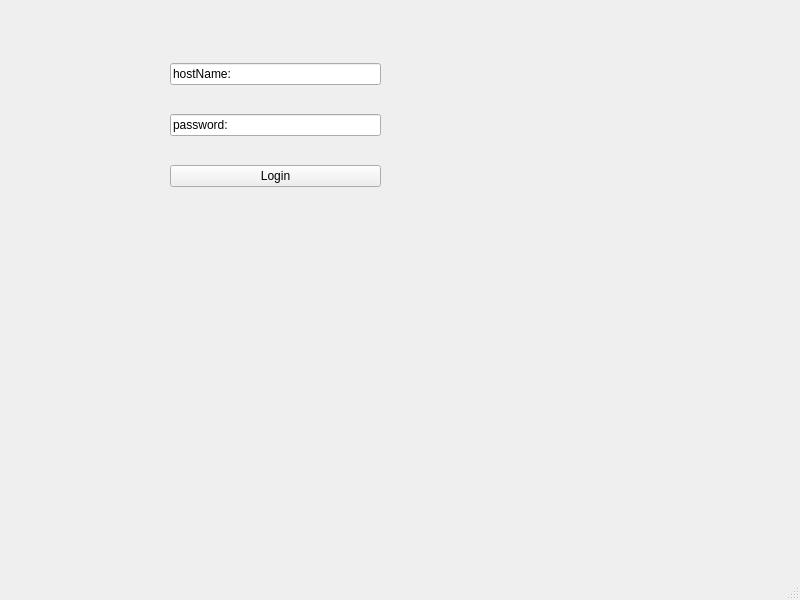
Qt form mainwindow.ui (whuLinux/p2pDownload) before a commit.
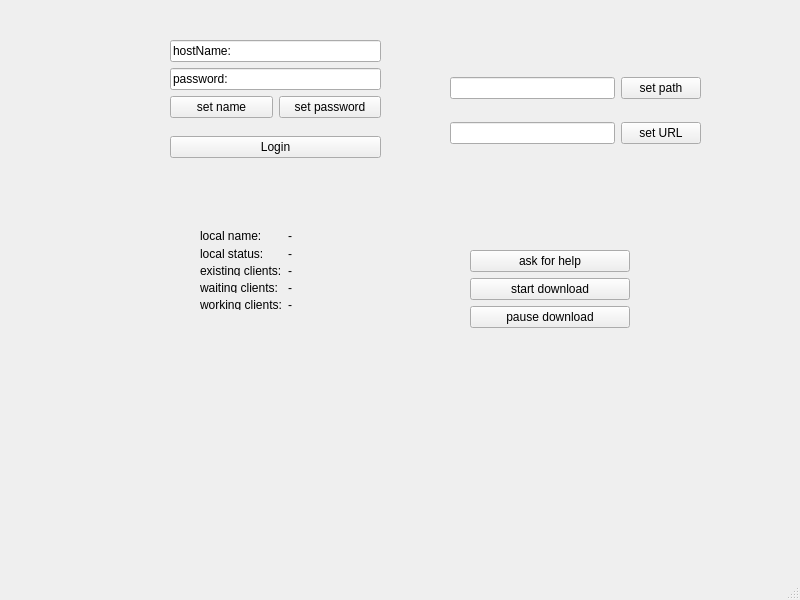
The same form after that commit.

Patch:
```diff
--- a/mainwindow.ui
+++ b/mainwindow.ui
@@ -20,28 +20,219 @@
       <x>170</x>
       <y>40</y>
       <width>211</width>
-      <height>171</height>
+      <height>131</height>
      </rect>
     </property>
     <layout class="QGridLayout" name="gridLayout">
      <item row="2" column="0">
-      <widget class="QPushButton" name="pushButton">
+      <layout class="QHBoxLayout" name="horizontalLayout">
+       <item>
+        <widget class="QPushButton" name="pushButton_name">
+         <property name="text">
+          <string>set name</string>
+         </property>
+        </widget>
+       </item>
+       <item>
+        <widget class="QPushButton" name="pushButton_pwd">
+         <property name="text">
+          <string>set password</string>
+         </property>
+        </widget>
+       </item>
+      </layout>
+     </item>
+     <item row="4" column="0">
+      <widget class="QPushButton" name="pushButton_login">
        <property name="text">
         <string>Login</string>
        </property>
       </widget>
      </item>
-     <item row="1" column="0">
-      <widget class="QLineEdit" name="lineEdit">
-       <property name="text">
-        <string>password:</string>
-       </property>
-      </widget>
-     </item>
      <item row="0" column="0">
       <widget class="QLineEdit" name="lineEdit_2">
        <property name="text">
         <string>hostName:</string>
+       </property>
+      </widget>
+     </item>
+     <item row="1" column="0">
+      <widget class="QLineEdit" name="lineEdit_pwd">
+       <property name="text">
+        <string>password:</string>
+       </property>
+      </widget>
+     </item>
+     <item row="3" column="0">
+      <spacer name="verticalSpacer">
+       <property name="orientation">
+        <enum>Qt::Vertical</enum>
+       </property>
+       <property name="sizeHint" stdset="0">
+        <size>
+         <width>20</width>
+         <height>40</height>
+        </size>
+       </property>
+      </spacer>
+     </item>
+     <item row="5" column="0">
+      <spacer name="verticalSpacer_2">
+       <property name="orientation">
+        <enum>Qt::Vertical</enum>
+       </property>
+       <property name="sizeHint" stdset="0">
+        <size>
+         <width>20</width>
+         <height>40</height>
+        </size>
+       </property>
+      </spacer>
+     </item>
+    </layout>
+   </widget>
+   <widget class="QWidget" name="gridLayoutWidget_2">
+    <property name="geometry">
+     <rect>
+      <x>450</x>
+      <y>60</y>
+      <width>251</width>
+      <height>101</height>
+     </rect>
+    </property>
+    <layout class="QGridLayout" name="gridLayout_2">
+     <item row="0" column="1">
+      <widget class="QPushButton" name="pushButton_path">
+       <property name="text">
+        <string>set path</string>
+       </property>
+      </widget>
+     </item>
+     <item row="1" column="1">
+      <widget class="QPushButton" name="pushButton_url">
+       <property name="text">
+        <string>set URL</string>
+       </property>
+      </widget>
+     </item>
+     <item row="0" column="0">
+      <widget class="QLineEdit" name="lineEdit_path"/>
+     </item>
+     <item row="1" column="0">
+      <widget class="QLineEdit" name="lineEdit_URL"/>
+     </item>
+    </layout>
+   </widget>
+   <widget class="QWidget" name="gridLayoutWidget_3">
+    <property name="geometry">
+     <rect>
+      <x>470</x>
+      <y>250</y>
+      <width>160</width>
+      <height>80</height>
+     </rect>
+    </property>
+    <layout class="QGridLayout" name="gridLayout_3">
+     <item row="0" column="0">
+      <widget class="QPushButton" name="pushButton_help">
+       <property name="text">
+        <string>ask for help</string>
+       </property>
+      </widget>
+     </item>
+     <item row="1" column="0">
+      <widget class="QPushButton" name="pushButton_downloadstart">
+       <property name="text">
+        <string>start download</string>
+       </property>
+      </widget>
+     </item>
+     <item row="2" column="0">
+      <widget class="QPushButton" name="pushButton_downloadpause">
+       <property name="text">
+        <string>pause download</string>
+       </property>
+      </widget>
+     </item>
+    </layout>
+   </widget>
+   <widget class="QWidget" name="gridLayoutWidget_4">
+    <property name="geometry">
+     <rect>
+      <x>200</x>
+      <y>230</y>
+      <width>160</width>
+      <height>80</height>
+     </rect>
+    </property>
+    <layout class="QGridLayout" name="gridLayout_4">
+     <item row="3" column="0">
+      <widget class="QLabel" name="label_5">
+       <property name="text">
+        <string>waiting clients:</string>
+       </property>
+      </widget>
+     </item>
+     <item row="4" column="0">
+      <widget class="QLabel" name="label_2">
+       <property name="text">
+        <string>working clients:</string>
+       </property>
+      </widget>
+     </item>
+     <item row="4" column="1">
+      <widget class="QLabel" name="label_working">
+       <property name="text">
+        <string>-</string>
+       </property>
+      </widget>
+     </item>
+     <item row="3" column="1">
+      <widget class="QLabel" name="label_waiting">
+       <property name="text">
+        <string>-</string>
+       </property>
+      </widget>
+     </item>
+     <item row="2" column="0">
+      <widget class="QLabel" name="label">
+       <property name="text">
+        <string>existing clients:</string>
+       </property>
+      </widget>
+     </item>
+     <item row="0" column="0">
+      <widget class="QLabel" name="label_7">
+       <property name="text">
+        <string>local name:</string>
+       </property>
+      </widget>
+     </item>
+     <item row="2" column="1">
+      <widget class="QLabel" name="label_existing">
+       <property name="text">
+        <string>-</string>
+       </property>
+      </widget>
+     </item>
+     <item row="1" column="0">
+      <widget class="QLabel" name="label_8">
+       <property name="text">
+        <string>local status:</string>
+       </property>
+      </widget>
+     </item>
+     <item row="0" column="1">
+      <widget class="QLabel" name="label_name">
+       <property name="text">
+        <string>-</string>
+       </property>
+      </widget>
+     </item>
+     <item row="1" column="1">
+      <widget class="QLabel" name="label_status">
+       <property name="text">
+        <string>-</string>
        </property>
       </widget>
      </item>
```
